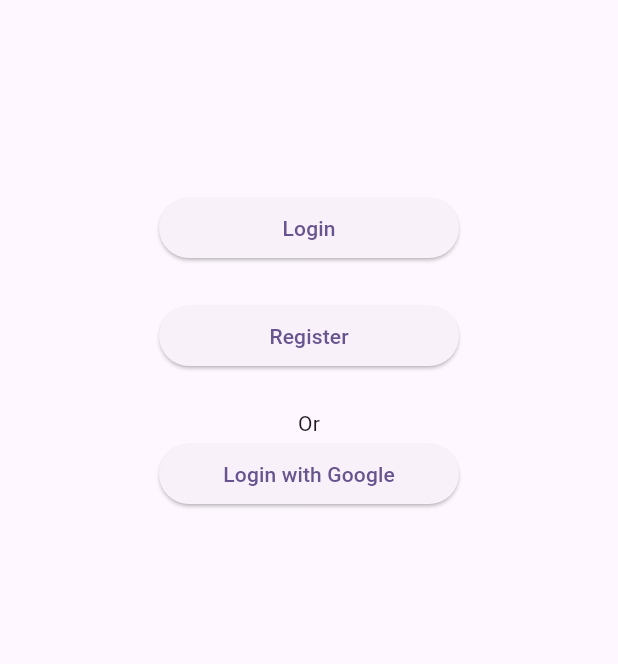
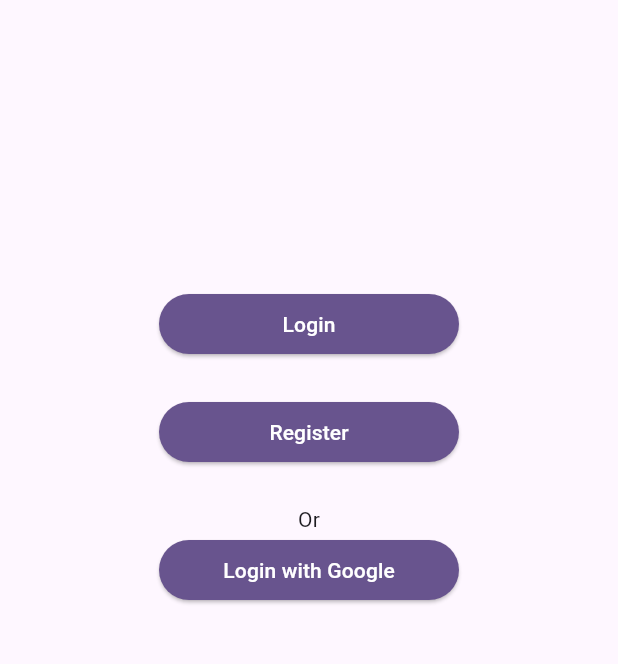
Before and after one commit to baihakikuncara/learn_flutter, a Flutter app: the screen it shows after launch, on a phone screen of 412 x 824 dp, the part 459-1123 px from its top. Run offline on Flutter 3.47's test engine with Material 2 defaults, Android fonts, the phone set to English and light mode, and no system bars.

Commit message:
- refactor

```diff
--- /dev/null
+++ b/flutter_app1/lib/components/colored_button.dart
@@ -0,0 +1,37 @@
+import 'package:flutter/material.dart';
+
+class ColoredButton extends StatelessWidget {
+  static const buttonWidth = 200.0;
+
+  final String text;
+  final Function() func;
+  final bool secondary;
+
+  const ColoredButton(this.text, this.func,
+      {this.secondary = false, super.key});
+
+  @override
+  Widget build(BuildContext context) {
+    var colorScheme = Theme.of(context).colorScheme;
+    Color foregroundColor, backgroundColor;
+    if (secondary) {
+      foregroundColor = colorScheme.onSecondary;
+      backgroundColor = colorScheme.secondary;
+    } else {
+      foregroundColor = colorScheme.onPrimary;
+      backgroundColor = colorScheme.primary;
+    }
+
+    return SizedBox(
+      width: buttonWidth,
+      child: ElevatedButton(
+        style: ElevatedButton.styleFrom(
+          foregroundColor: foregroundColor,
+          backgroundColor: backgroundColor,
+        ),
+        onPressed: func,
+        child: Text(text),
+      ),
+    );
+  }
+}
--- a/flutter_app1/lib/main.dart
+++ b/flutter_app1/lib/main.dart
@@ -14,7 +14,7 @@
       theme: ThemeData.light(useMaterial3: true).copyWith(
         colorScheme: ColorScheme.fromSeed(seedColor: Colors.deepPurple),
       ),
-      home: StartScreen(),
+      home: const StartScreen(),
     );
   }
 }
--- a/flutter_app1/lib/screens/start_screen.dart
+++ b/flutter_app1/lib/screens/start_screen.dart
@@ -1,4 +1,5 @@
 import 'package:flutter/material.dart';
+import 'package:flutter_app1/components/colored_button.dart';
 
 final Future<String> placeholderForLoading = Future.delayed(
   const Duration(seconds: 5),
@@ -15,7 +16,7 @@
           future: placeholderForLoading,
           builder: ((context, snapshot) {
             if (snapshot.hasData) {
-              return const LoginWidget();
+              return const StartWidget();
             } else if (snapshot.hasError) {
               return const Center(
                 child: Text('error'),
@@ -36,16 +37,19 @@
 
   @override
   Widget build(BuildContext context) {
-    return SizedBox(
-      width: width,
-      height: height,
-      child: Image.asset('assets/logo.png'),
+    return Padding(
+      padding: EdgeInsets.all(width / 2),
+      child: SizedBox(
+        width: width,
+        height: height,
+        child: Image.asset('assets/logo.png'),
+      ),
     );
   }
 }
 
-class LoginWidget extends StatelessWidget {
-  const LoginWidget({super.key});
+class StartWidget extends StatelessWidget {
+  const StartWidget({super.key});
 
   @override
   Widget build(BuildContext context) {
@@ -59,38 +63,42 @@
             const SizedBox(
               height: 128,
             ),
-            StartScreenButton('Login', () {}),
+            ColoredButton('Login', () {
+              Navigator.push(
+                context,
+                MaterialPageRoute(
+                  builder: (context) => const Placeholder(),
+                ),
+              );
+            }),
             const SizedBox(
               height: 24,
             ),
-            StartScreenButton('Register', () {}),
+            ColoredButton(
+              'Register',
+              () => Navigator.push(
+                context,
+                MaterialPageRoute(
+                  builder: (context) => const Placeholder(),
+                ),
+              ),
+              secondary: false,
+            ),
             const SizedBox(
               height: 24,
             ),
             const Text('Or'),
-            StartScreenButton('Login with Google', () {}),
+            ColoredButton(
+              'Login with Google',
+              () => Navigator.push(
+                context,
+                MaterialPageRoute(
+                  builder: (context) => const Placeholder(),
+                ),
+              ),
+            ),
           ],
         ),
-      ),
-    );
-  }
-}
-
-class StartScreenButton extends StatelessWidget {
-  static const double buttonWidth = 200;
-
-  final String text;
-  final Function() func;
-
-  const StartScreenButton(this.text, this.func, {super.key});
-
-  @override
-  Widget build(BuildContext context) {
-    return SizedBox(
-      width: buttonWidth,
-      child: ElevatedButton(
-        onPressed: func,
-        child: Text(text),
       ),
     );
   }
```
